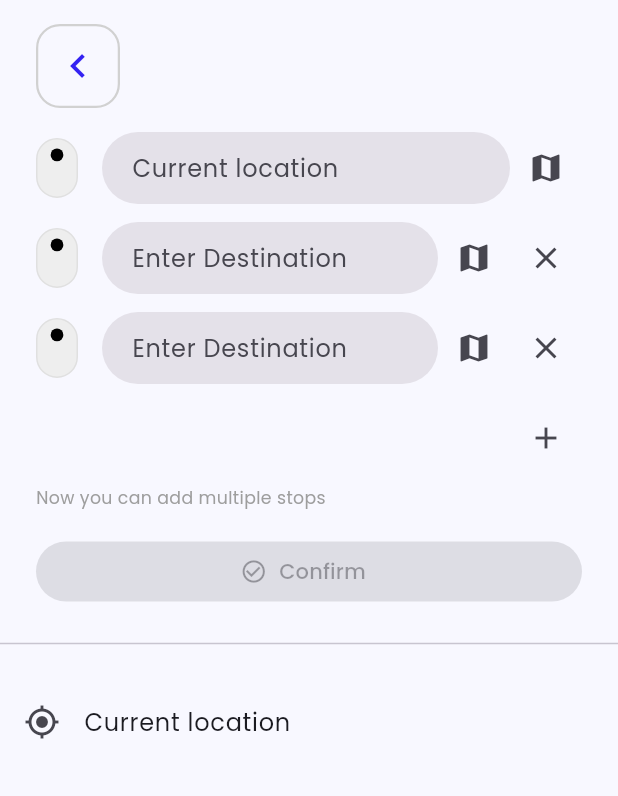
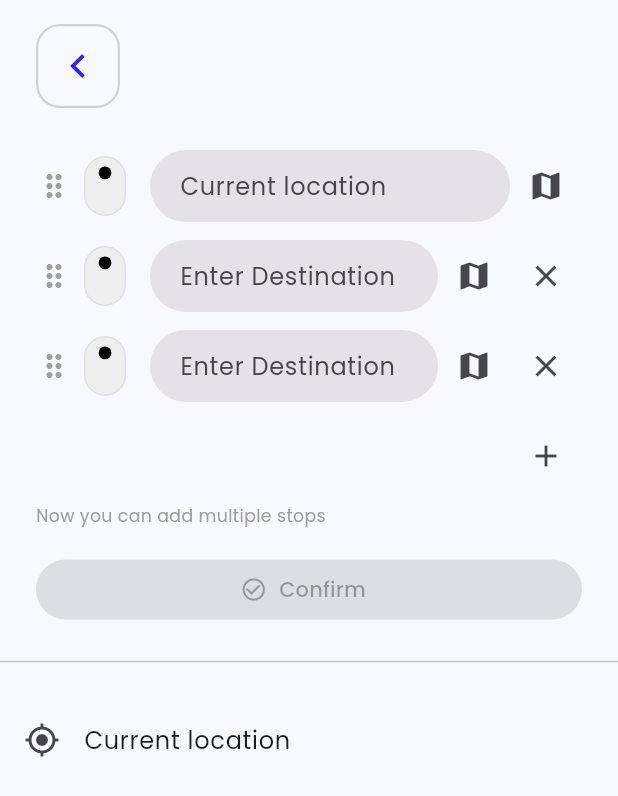
Before and after one commit to AmmarZeineh/mashena_rider, a Flutter app: the PickAddressView screen opened by its route, after a tap on the "add" icon, on a phone screen of 412 x 824 dp. Shown: the top 796 px of the screen. Run offline on Flutter 3.47's test engine with Material 3 defaults, Android fonts, the phone set to English and light mode, and no system bars; drawn by our look-alikes of modal_progress_hud_nsn; our stand-ins replace bloc, connectivity_plus, dartz, dio, dots_indicator, equatable and 15 more; missing offline and left inert: google_polyline_algorithm; accounts and stored records are empty; generated files the repository leaves out were written again.

Commit message:
feat: implement reorderable stops including pickup and add proximity warning

```diff
--- a/lib/features/home/presentation/cubits/pick_address_cubit/pick_address_cubit.dart
+++ b/lib/features/home/presentation/cubits/pick_address_cubit/pick_address_cubit.dart
@@ -1,6 +1,7 @@
 import 'dart:async';
 import 'package:flutter/foundation.dart';
 import 'package:flutter_bloc/flutter_bloc.dart';
+import 'package:latlong2/latlong.dart';
 import 'package:mashena_rider/core/services/location_service.dart';
 import 'package:mashena_rider/core/services/location_status.dart';
 import 'package:mashena_rider/core/services/nominatim_service.dart';
@@ -36,6 +37,7 @@ class PickAddressCubit extends Cubit<PickAddressState> {
             : initialData.estimateResponse.estimates.first,
       ),
     );
+    _validateDistances();
   }
 
   void setActiveField(int index) {
@@ -52,6 +54,7 @@ class PickAddressCubit extends Cubit<PickAddressState> {
         selectedRideEstimate: null,
       ),
     );
+    _validateDistances();
   }
 
   void removeDestination(int index) {
@@ -65,6 +68,46 @@ class PickAddressCubit extends Cubit<PickAddressState> {
         selectedRideEstimate: null,
       ),
     );
+    _validateDistances();
+  }
+
+  void reorderAllStops(int oldIndex, int newIndex) {
+    var index = newIndex;
+    if (oldIndex < index) {
+      index -= 1;
+    }
+
+    final allStops = [state.pickupPlace, ...state.destinations];
+    final item = allStops.removeAt(oldIndex);
+    allStops.insert(index, item);
+
+    emit(
+      state.copyWith(
+        pickupPlace: allStops.first,
+        destinations: allStops.sublist(1).cast<PlaceEntity?>(),
+        rideEstimateResponse: null,
+        selectedRideEstimate: null,
+      ),
+    );
+    _validateDistances();
+  }
+
+  void reorderDestinations(int oldIndex, int newIndex) {
+    var index = newIndex;
+    if (oldIndex < index) {
+      index -= 1;
+    }
+    final newDestinations = List<PlaceEntity?>.from(state.destinations);
+    final item = newDestinations.removeAt(oldIndex);
+    newDestinations.insert(index, item);
+    emit(
+      state.copyWith(
+        destinations: newDestinations,
+        rideEstimateResponse: null,
+        selectedRideEstimate: null,
+      ),
+    );
+    _validateDistances();
   }
 
   Future<void> useDeviceLocation({String? language}) async {
@@ -96,6 +139,7 @@ class PickAddressCubit extends Cubit<PickAddressState> {
           selectedRideEstimate: null,
         ),
       );
+      _validateDistances();
     } catch (e) {
       if (kDebugMode) {
         print('PickAddressCubit useDeviceLocation error: $e');
@@ -166,7 +210,43 @@ class PickAddressCubit extends Cubit<PickAddressState> {
           selectedRideEstimate: null,
         ),
       );
+      _validateDistances();
     }
+  }
+
+  void _validateDistances() {
+    final pickup = state.pickupPlace;
+    final dests = state.destinations.whereType<PlaceEntity>().toList();
+
+    if (pickup == null || dests.isEmpty) {
+      emit(state.copyWith(warningMessage: null));
+      return;
+    }
+
+    final List<PlaceEntity> points = [pickup, ...dests];
+    const distanceTool = Distance();
+
+    for (int i = 0; i < points.length - 1; i++) {
+      final p1 = points[i];
+      final p2 = points[i + 1];
+      final meters = distanceTool.as(
+        LengthUnit.Meter,
+        LatLng(p1.latitude, p1.longitude),
+        LatLng(p2.latitude, p2.longitude),
+      );
+
+      if (meters < 50) {
+        emit(
+          state.copyWith(
+            warningMessage:
+                "Some stops are very close to each other. Please check your route.",
+          ),
+        );
+        return;
+      }
+    }
+
+    emit(state.copyWith(warningMessage: null));
   }
 
   void selectRideEstimate(RideEstimate estimate) {
--- a/lib/features/home/presentation/cubits/pick_address_cubit/pick_address_state.dart
+++ b/lib/features/home/presentation/cubits/pick_address_cubit/pick_address_state.dart
@@ -19,6 +19,7 @@ abstract class PickAddressState with _$PickAddressState {
     RideEstimateResponse? rideEstimateResponse,
     RideEstimate? selectedRideEstimate,
     String? errorMessage,
+    String? warningMessage,
   }) = _PickAddressState;
 
   factory PickAddressState.initial() => const PickAddressState();
--- a/lib/features/home/presentation/widgets/pick_address_view_body.dart
+++ b/lib/features/home/presentation/widgets/pick_address_view_body.dart
@@ -175,66 +175,40 @@ class _PickAddressViewBodyState extends State<PickAddressViewBody> {
                         const CustomHeaderButton(),
                         const SizedBox(height: 16),
 
-                        // Pickup Field
-                        Row(
-                          children: [
-                            PickLocationCircularContainer(
-                              isActive: state.pickupPlace != null,
-                            ),
-                            const SizedBox(width: 16),
-                            Expanded(
-                              child: Focus(
-                                onFocusChange: (hasFocus) {
-                                  if (hasFocus) cubit.setActiveField(0);
-                                },
-                                child: TextField(
-                                  controller: _pickupController,
-                                  onChanged: (value) => cubit.onSearchChanged(
-                                    value,
-                                    language: WidgetsBinding
-                                        .instance
-                                        .platformDispatcher
-                                        .locale
-                                        .languageCode,
-                                  ),
-                                  decoration: InputDecoration(
-                                    hintText: S.of(context).homeCurrentLocation,
-                                    filled: true,
-                                    fillColor: Theme.of(
-                                      context,
-                                    ).colorScheme.surfaceContainerHighest,
-                                    contentPadding: const EdgeInsets.symmetric(
-                                      horizontal: 16,
-                                      vertical: 12,
-                                    ),
-                                    border: OutlineInputBorder(
-                                      borderRadius: BorderRadius.circular(28),
-                                      borderSide: BorderSide.none,
-                                    ),
-                                  ),
-                                ),
-                              ),
-                            ),
-                            IconButton(
-                              icon: const Icon(Icons.map),
-                              onPressed: () => _openMapPicker(context, 0),
-                            ),
-                          ],
-                        ),
-
+                        // Removed standalone Pickup Field (now in reorderable list)
                         const SizedBox(height: 12),
 
                         // Destinations
-                        ...state.destinations.asMap().entries.map((entry) {
-                          final index = entry.key;
-                          final fieldIndex = index + 1;
+                        Theme(
+                          data: Theme.of(context).copyWith(
+                            canvasColor: Colors.transparent,
+                            shadowColor: Colors.transparent,
+                          ),
+                          child: ReorderableListView.builder(
+                            shrinkWrap: true,
+                            physics: const NeverScrollableScrollPhysics(),
+                            itemCount: 1 + state.destinations.length,
+                            onReorder: cubit.reorderAllStops,
+                            itemBuilder: (context, index) {
+                              final isPickup = index == 0;
+                              final fieldIndex =
+                                  index; // 0 for pickup, 1+ for dests
 
                               return Padding(
+                                key: ValueKey('stop_$index'),
                                 padding: const EdgeInsets.only(bottom: 12),
                                 child: Row(
                                   children: [
+                                    const Icon(
+                                      Icons.drag_indicator,
+                                      color: Colors.grey,
+                                    ),
+                                    const SizedBox(width: 8),
                                     PickLocationCircularContainer(
-                                  isActive: state.destinations[index] != null,
+                                      isActive: isPickup
+                                          ? state.pickupPlace != null
+                                          : state.destinations[index - 1] !=
+                                                null,
                                     ),
                                     const SizedBox(width: 16),
                                     Expanded(
@@ -245,7 +219,9 @@ class _PickAddressViewBodyState extends State<PickAddressViewBody> {
                                           }
                                         },
                                         child: TextField(
-                                      controller: _destControllers[index],
+                                          controller: isPickup
+                                              ? _pickupController
+                                              : _destControllers[index - 1],
                                           onChanged: (value) =>
                                               cubit.onSearchChanged(
                                                 value,
@@ -256,22 +232,25 @@ class _PickAddressViewBodyState extends State<PickAddressViewBody> {
                                                     .languageCode,
                                               ),
                                           decoration: InputDecoration(
-                                        hintText: S
+                                            hintText: isPickup
+                                                ? S
+                                                      .of(context)
+                                                      .homeCurrentLocation
+                                                : S
                                                       .of(context)
                                                       .enterDestination,
                                             filled: true,
-                                        fillColor: Theme.of(
-                                          context,
-                                        ).colorScheme.surfaceContainerHighest,
+                                            fillColor: Theme.of(context)
+                                                .colorScheme
+                                                .surfaceContainerHighest,
                                             contentPadding:
                                                 const EdgeInsets.symmetric(
                                                   horizontal: 16,
                                                   vertical: 12,
                                                 ),
                                             border: OutlineInputBorder(
-                                          borderRadius: BorderRadius.circular(
-                                            28,
-                                          ),
+                                              borderRadius:
+                                                  BorderRadius.circular(28),
                                               borderSide: BorderSide.none,
                                             ),
                                           ),
@@ -283,16 +262,19 @@ class _PickAddressViewBodyState extends State<PickAddressViewBody> {
                                       onPressed: () =>
                                           _openMapPicker(context, fieldIndex),
                                     ),
-                                if (state.destinations.length > 1)
+                                    if (!isPickup &&
+                                        state.destinations.length > 1)
                                       IconButton(
                                         icon: const Icon(Icons.close),
                                         onPressed: () =>
-                                        cubit.removeDestination(index),
+                                            cubit.removeDestination(index - 1),
                                       ),
                                   ],
                                 ),
                               );
-                        }),
+                            },
+                          ),
+                        ),
 
                         Align(
                           alignment: Alignment.centerRight,
@@ -310,6 +292,38 @@ class _PickAddressViewBodyState extends State<PickAddressViewBody> {
                             color: Colors.grey,
                           ),
                         ),
+
+                        if (state.warningMessage != null) ...[
+                          const SizedBox(height: 12),
+                          Container(
+                            padding: const EdgeInsets.all(12),
+                            decoration: BoxDecoration(
+                              color: Colors.orange.withValues(alpha: 0.1),
+                              borderRadius: BorderRadius.circular(12),
+                              border: Border.all(
+                                color: Colors.orange.withValues(alpha: 0.3),
+                              ),
+                            ),
+                            child: Row(
+                              children: [
+                                const Icon(
+                                  Icons.warning_amber_rounded,
+                                  color: Colors.orange,
+                                  size: 20,
+                                ),
+                                const SizedBox(width: 12),
+                                Expanded(
+                                  child: Text(
+                                    state.warningMessage!,
+                                    style: AppTextStyles.w400_12.copyWith(
+                                      color: Colors.orange[800],
+                                    ),
+                                  ),
+                                ),
+                              ],
+                            ),
+                          ),
+                        ],
 
                         const SizedBox(height: 16),
 
```
Lines whose indentation alone changed are shown as unchanged.
